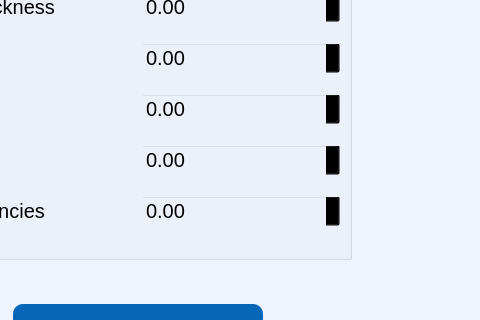
Qt form forms/diabetes_model.ui (yousefelmesalamy/Illminor) before a commit; both pictures show x 394 to 874 and y 285 to 605 of the 1066 by 744 pixel window.
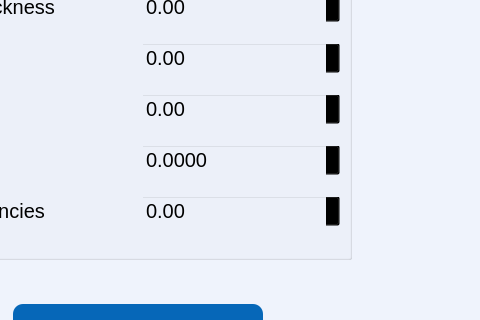
The same form after that commit. Icons and pictures are not drawn.

```diff
--- a/forms/diabetes_model.ui
+++ b/forms/diabetes_model.ui
@@ -412,6 +412,9 @@
 
 </string>
           </property>
+          <property name="decimals">
+           <number>4</number>
+          </property>
          </widget>
         </item>
        </layout>
```
Left out of the diff: 6 changed lines with no effect on the pictures.
